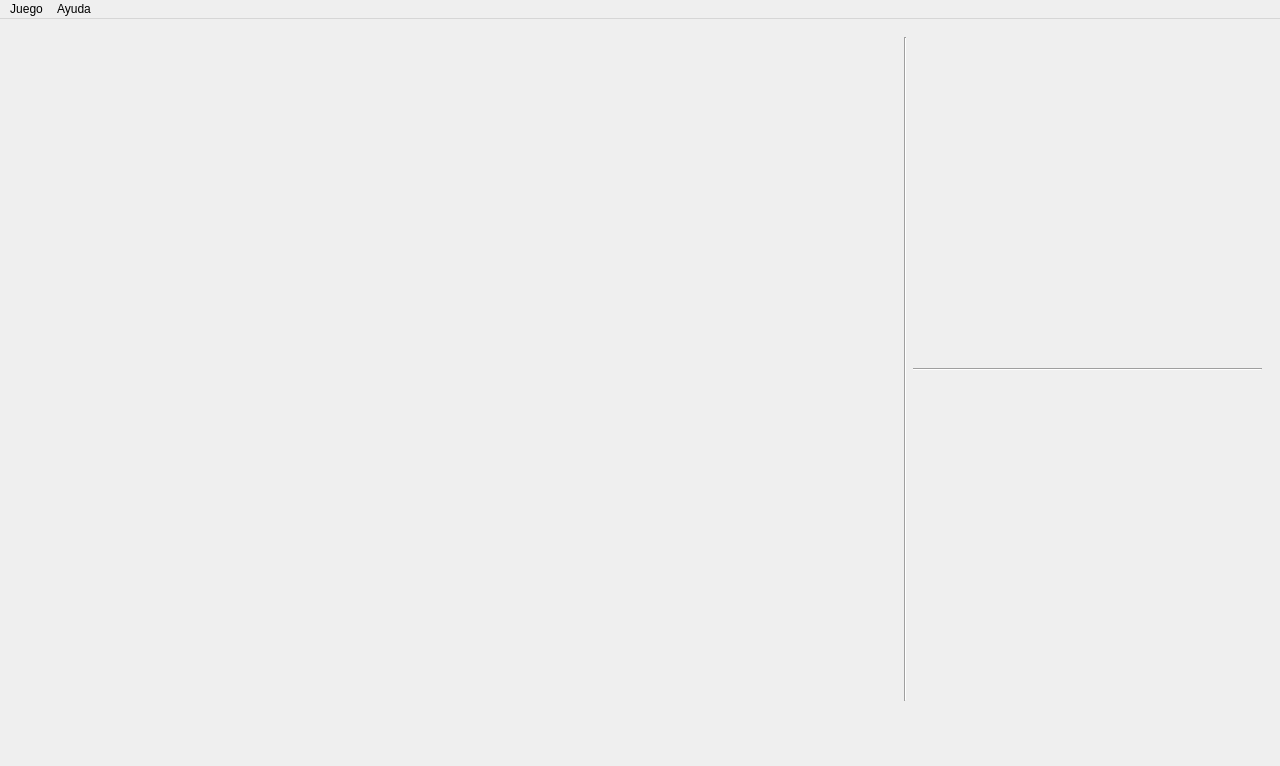
First picture: the form in mainwindow.ui, repository Joscart/Juego-OCA, before the edit.
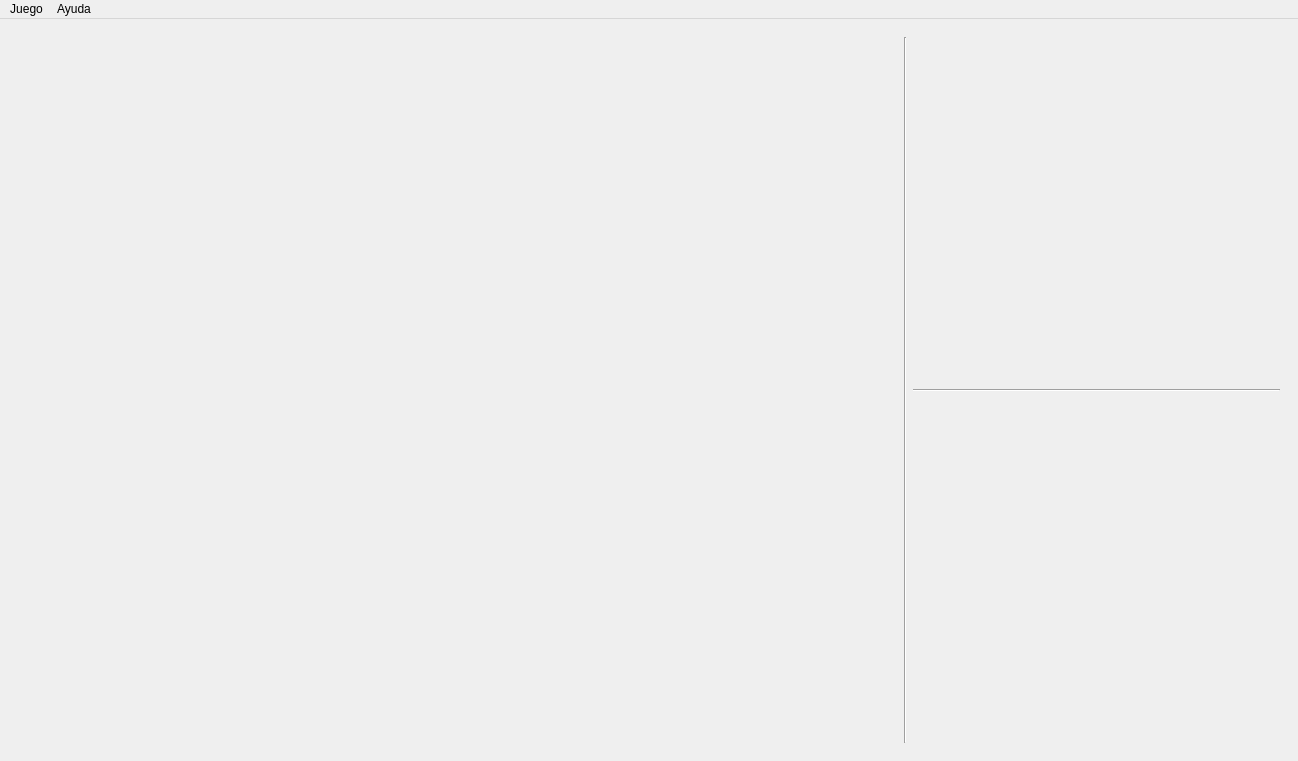
Second picture: the form after the edit. The open tabs and pages were chosen to show the change. Icons and pictures are not drawn.

The edit to the form file:
```diff
--- a/mainwindow.ui
+++ b/mainwindow.ui
@@ -9,20 +9,26 @@
    <rect>
     <x>0</x>
     <y>0</y>
-    <width>1280</width>
-    <height>766</height>
+    <width>1298</width>
+    <height>761</height>
    </rect>
   </property>
+  <property name="sizePolicy">
+   <sizepolicy hsizetype="Minimum" vsizetype="Minimum">
+    <horstretch>0</horstretch>
+    <verstretch>0</verstretch>
+   </sizepolicy>
+  </property>
   <property name="minimumSize">
    <size>
-    <width>1280</width>
-    <height>766</height>
+    <width>0</width>
+    <height>0</height>
    </size>
   </property>
   <property name="maximumSize">
    <size>
-    <width>1280</width>
-    <height>766</height>
+    <width>16777215</width>
+    <height>16777215</height>
    </size>
   </property>
   <property name="windowTitle">
@@ -31,16 +37,21 @@
   <widget class="QWidget" name="centralwidget">
    <property name="minimumSize">
     <size>
-     <width>1280</width>
-     <height>700</height>
+     <width>0</width>
+     <height>0</height>
     </size>
    </property>
    <property name="maximumSize">
     <size>
-     <width>1280</width>
-     <height>700</height>
+     <width>16777215</width>
+     <height>16777215</height>
     </size>
    </property>
+   <property name="styleSheet">
+    <string notr="true">QWidget#centralwidget  {
+	border-image: url(:/Recursos/Imagenes/PantallaCarga.jpeg);
+}</string>
+   </property>
    <layout class="QVBoxLayout" name="verticalLayout_3">
     <item>
      <widget class="QStackedWidget" name="stackedWidget">
@@ -48,7 +59,13 @@
        <number>1</number>
       </property>
       <widget class="QWidget" name="page"/>
-      <widget class="QWidget" name="page_2">
+      <widget class="QWidget" name="JuegoOca">
+       <property name="minimumSize">
+        <size>
+         <width>1280</width>
+         <height>700</height>
+        </size>
+       </property>
        <layout class="QVBoxLayout" name="verticalLayout_2">
         <item>
          <layout class="QHBoxLayout" name="horizontalLayout">
@@ -104,8 +121,8 @@
     <rect>
      <x>0</x>
      <y>0</y>
-     <width>1280</width>
-     <height>22</height>
+     <width>1298</width>
+     <height>23</height>
     </rect>
    </property>
    <widget class="QMenu" name="menuJuego">
```
Left out of the diff: 36 changed lines with no effect on the pictures.
